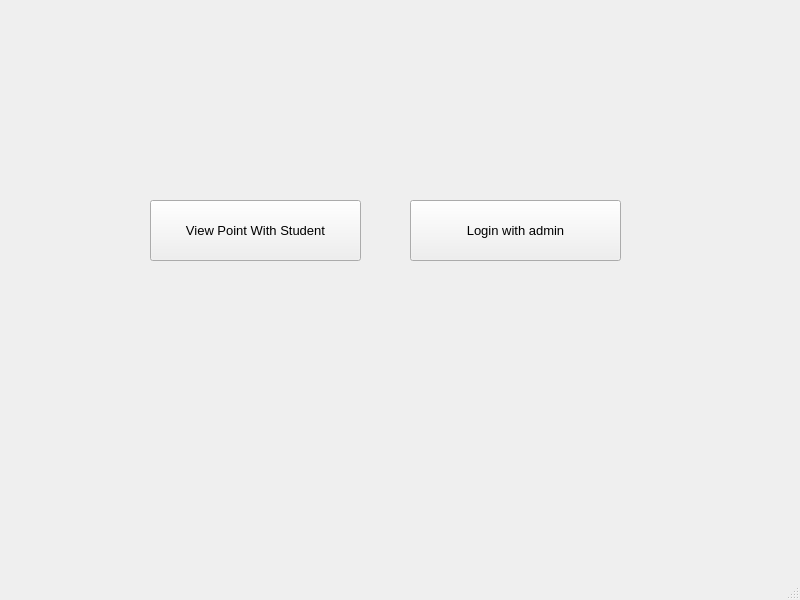
The window that projectPy/Home.ui (Nhat2510/project-Python) describes before a commit, drawn with Qt 5.
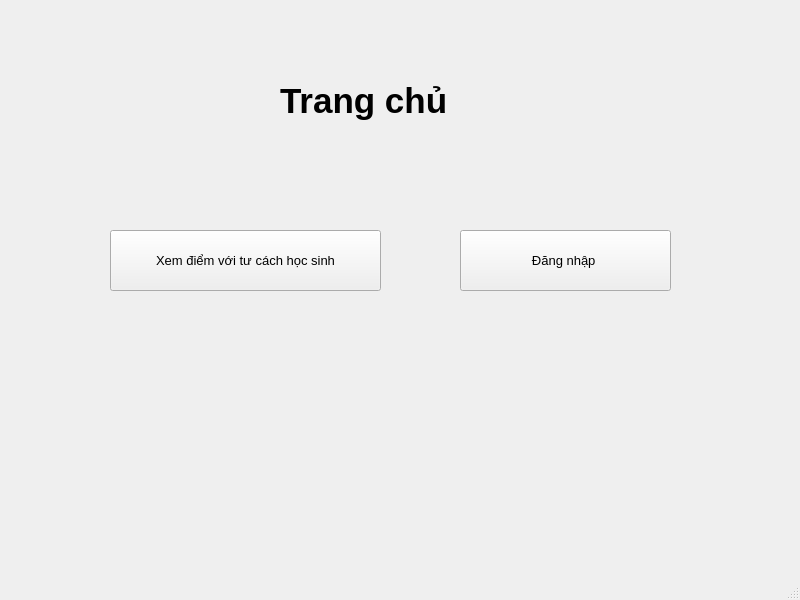
The same window after the commit.

What changed in the file:
```diff
--- a/projectPy/Home.ui
+++ b/projectPy/Home.ui
@@ -17,9 +17,9 @@
    <widget class="QPushButton" name="b1">
     <property name="geometry">
      <rect>
-      <x>150</x>
-      <y>200</y>
-      <width>211</width>
+      <x>110</x>
+      <y>230</y>
+      <width>271</width>
       <height>61</height>
      </rect>
     </property>
@@ -29,14 +29,14 @@
      </font>
     </property>
     <property name="text">
-     <string>View Point With Student</string>
+     <string>Xem điểm với tư cách học sinh</string>
     </property>
    </widget>
    <widget class="QPushButton" name="b2">
     <property name="geometry">
      <rect>
-      <x>410</x>
-      <y>200</y>
+      <x>460</x>
+      <y>230</y>
       <width>211</width>
       <height>61</height>
      </rect>
@@ -47,7 +47,27 @@
      </font>
     </property>
     <property name="text">
-     <string>Login with admin</string>
+     <string>Đăng nhập </string>
+    </property>
+   </widget>
+   <widget class="QLabel" name="label">
+    <property name="geometry">
+     <rect>
+      <x>280</x>
+      <y>70</y>
+      <width>231</width>
+      <height>61</height>
+     </rect>
+    </property>
+    <property name="font">
+     <font>
+      <pointsize>26</pointsize>
+      <weight>75</weight>
+      <bold>true</bold>
+     </font>
+    </property>
+    <property name="text">
+     <string>Trang chủ</string>
     </property>
    </widget>
   </widget>
```
